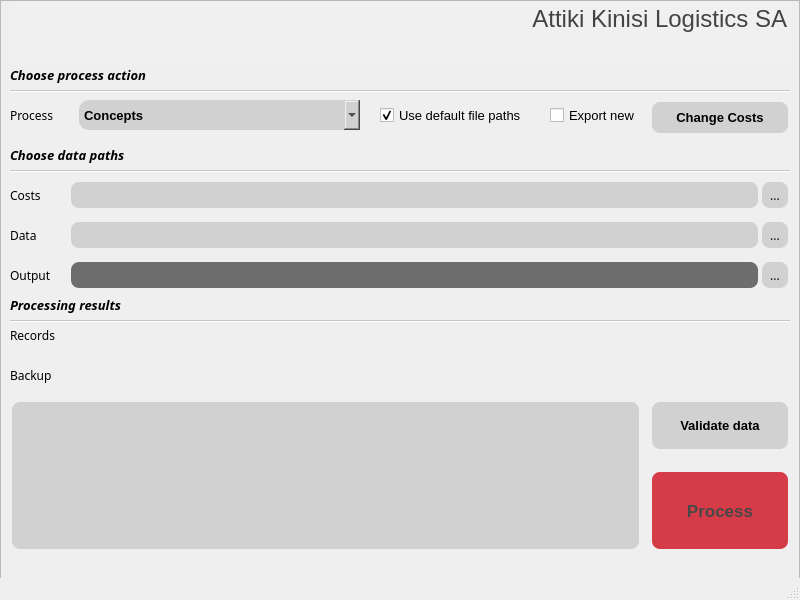
kosazna/atakl, file gui/ui_resources/aztool_akl_gui.ui: the form before one commit.
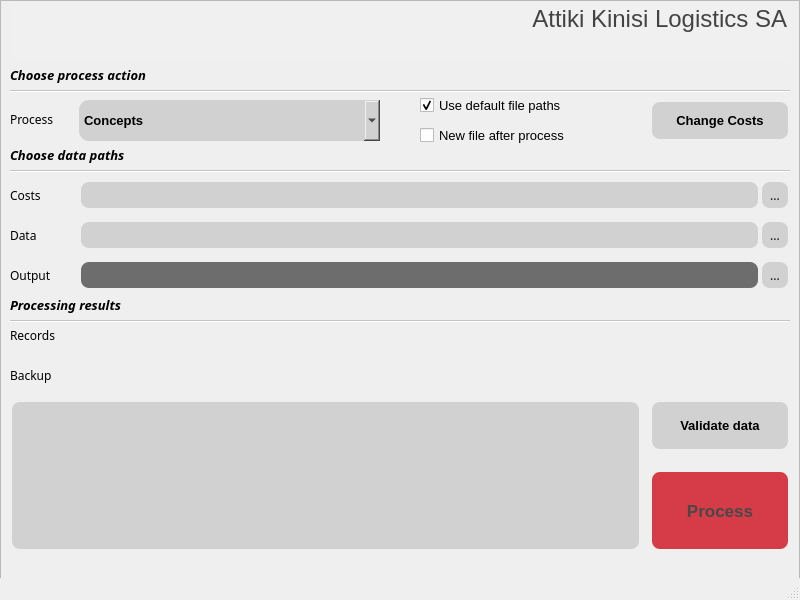
The form after the commit.

Commit message: (L) update scripts

Patch:
```diff
--- a/gui/ui_resources/aztool_akl_gui.ui
+++ b/gui/ui_resources/aztool_akl_gui.ui
@@ -214,9 +214,9 @@
      <property name="geometry">
       <rect>
        <x>10</x>
-       <y>100</y>
+       <y>99</y>
        <width>60</width>
-       <height>30</height>
+       <height>41</height>
       </rect>
      </property>
      <property name="text">
@@ -385,8 +385,8 @@
       <rect>
        <x>79</x>
        <y>100</y>
-       <width>281</width>
-       <height>30</height>
+       <width>301</width>
+       <height>41</height>
       </rect>
      </property>
      <property name="font">
@@ -472,7 +472,7 @@
        <x>650</x>
        <y>100</y>
        <width>140</width>
-       <height>35</height>
+       <height>41</height>
       </rect>
      </property>
      <property name="font">
@@ -497,9 +497,9 @@
     <widget class="QLineEdit" name="text_costs">
      <property name="geometry">
       <rect>
-       <x>69</x>
+       <x>79</x>
        <y>180</y>
-       <width>691</width>
+       <width>681</width>
        <height>30</height>
       </rect>
      </property>
@@ -523,9 +523,9 @@
     <widget class="QLineEdit" name="text_db_data">
      <property name="geometry">
       <rect>
-       <x>69</x>
+       <x>79</x>
        <y>220</y>
-       <width>691</width>
+       <width>681</width>
        <height>30</height>
       </rect>
      </property>
@@ -713,9 +713,9 @@
     <widget class="QCheckBox" name="tick_default">
      <property name="geometry">
       <rect>
-       <x>380</x>
-       <y>100</y>
-       <width>171</width>
+       <x>420</x>
+       <y>90</y>
+       <width>201</width>
        <height>30</height>
       </rect>
      </property>
@@ -759,9 +759,9 @@
     <widget class="QLineEdit" name="text_output">
      <property name="geometry">
       <rect>
-       <x>69</x>
+       <x>79</x>
        <y>260</y>
-       <width>691</width>
+       <width>681</width>
        <height>30</height>
       </rect>
      </property>
@@ -830,9 +830,9 @@
     <widget class="QCheckBox" name="tick_export_new">
      <property name="geometry">
       <rect>
-       <x>550</x>
-       <y>100</y>
-       <width>101</width>
+       <x>420</x>
+       <y>120</y>
+       <width>201</width>
        <height>30</height>
       </rect>
      </property>
@@ -851,7 +851,7 @@
       <string notr="true"/>
      </property>
      <property name="text">
-      <string>Export new</string>
+      <string>New file after process</string>
      </property>
      <property name="checked">
       <bool>false</bool>
```
Left out of the diff: 2 changed lines with no effect on the pictures. The commit also changes 1 other file.
